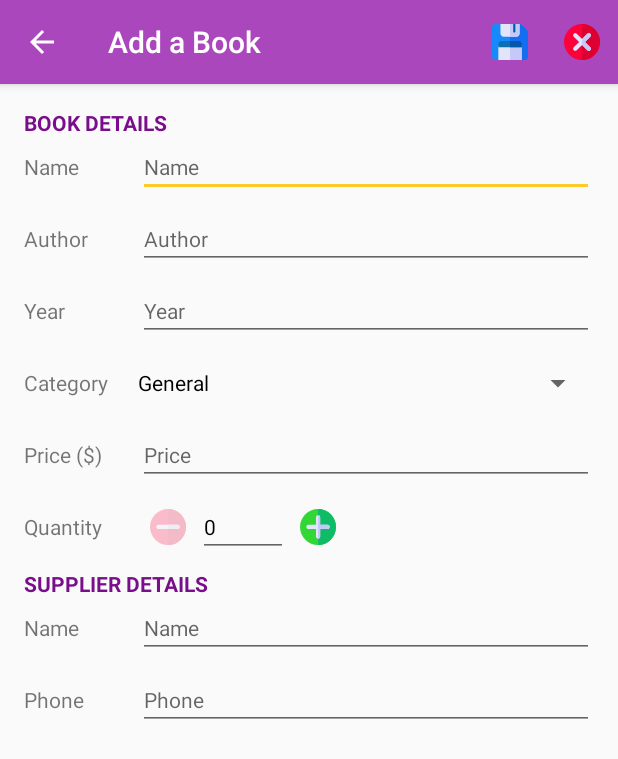
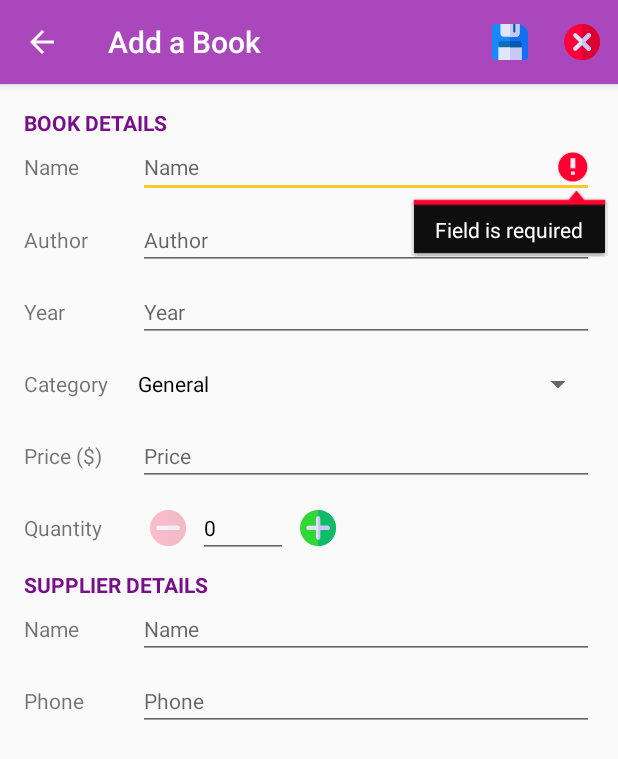
Before and after one commit to amaliaman/MyBookShop, an Android app: the EditorActivity screen opened directly, with no data from a screen before it, after a tap on "Save", on a phone screen of 412 x 824 dp. Shown: the top 759 px of the screen. Run offline under Robolectric (Android 15) with nearby library versions, the phone set to English and light mode, and no system bars.

Commit message:
Add form validation in Editor activity

```diff
--- a/app/src/main/java/com/example/ami/mybookshop/EditorActivity.java
+++ b/app/src/main/java/com/example/ami/mybookshop/EditorActivity.java
@@ -80,7 +80,9 @@ public class EditorActivity extends AppCompatActivity implements LoaderManager.L
      * Track changes to controls
      */
     private boolean mBookHasChanged = false;
-
+    /**
+     * Quantity field to track if legal value
+     */
     private int mQuantity;
 
     @Override
@@ -144,10 +146,6 @@ public class EditorActivity extends AppCompatActivity implements LoaderManager.L
             case MODE_EDIT:
                 title = getString(R.string.edit_book);
                 getLoaderManager().initLoader(EXISTING_BOOK_LOADER, null, this);
-                if (mQuantity == 0) {
-                    mMinusButton.setEnabled(false);
-                    mMinusButton.setAlpha(Constants.DISABLED_ALPHA);
-                }
                 break;
 
             // insert new book
@@ -286,6 +284,11 @@ public class EditorActivity extends AppCompatActivity implements LoaderManager.L
             mSupplierPhoneEditText.setText(data.getString(data.getColumnIndex(BookEntry.COLUMN_BOOK_SUPPLIER_PHONE)));
 
             mQuantity = data.getInt(data.getColumnIndex(BookEntry.COLUMN_BOOK_QUANTITY));
+        }
+
+        if (mEditorMode == MODE_EDIT && mQuantity == 0) {
+            mMinusButton.setEnabled(false);
+            mMinusButton.setAlpha(Constants.DISABLED_ALPHA);
         }
     }
 
@@ -505,13 +508,25 @@ public class EditorActivity extends AppCompatActivity implements LoaderManager.L
     }
 
     private boolean saveBook() {
-        // Retrieve values from controls
+        // Retrieve values from controls and validate
         String nameValue = mNameEditText.getText().toString().trim();
+        if (TextUtils.isEmpty(nameValue)) {
+            mNameEditText.setError(getString(R.string.required_message));
+            return false;
+        }
+
         String authorValue = mAuthorEditText.getText().toString().trim();
+        if (TextUtils.isEmpty(authorValue)) {
+            mAuthorEditText.setError(getString(R.string.required_message));
+            return false;
+        }
 
         int yearValue = 0;
         String yearRaw = mYearEditText.getText().toString().trim();
-        if (!TextUtils.isEmpty(yearRaw)) {
+        if (TextUtils.isEmpty(yearRaw)) {
+            mYearEditText.setError(getString(R.string.required_message));
+            return false;
+        } else {
             yearValue = Integer.parseInt(yearRaw);
         }
 
@@ -519,29 +534,34 @@ public class EditorActivity extends AppCompatActivity implements LoaderManager.L
 
         double priceValue = 0;
         String priceRaw = mPriceEditText.getText().toString().trim();
-        if (!TextUtils.isEmpty(priceRaw)) {
+        if (TextUtils.isEmpty(priceRaw)) {
+            mPriceEditText.setError(getString(R.string.required_message));
+            return false;
+        } else {
             priceValue = Double.parseDouble(priceRaw);
         }
 
         int quantityValue = 0;
         String quantityRaw = mQuantityEditText.getText().toString().trim();
-        if (!TextUtils.isEmpty(quantityRaw)) {
+        if (TextUtils.isEmpty(quantityRaw)) {
+            mQuantityEditText.setError(getString(R.string.required_message));
+            return false;
+        } else {
             quantityValue = Integer.parseInt(quantityRaw);
         }
 
         String supplierNameValue = mSupplierNameEditText.getText().toString().trim();
-        String supplierPhoneValue = mSupplierPhoneEditText.getText().toString().trim();
-
-        // Check that all fields are filled
-        boolean isBookValid = true;
-        if (TextUtils.isEmpty(nameValue) && TextUtils.isEmpty(authorValue) &&
-                yearValue == 0 && categoryValue == BookEntry.CATEGORY_GENERAL &&
-                priceValue == 0 && quantityValue == 0 &&
-                TextUtils.isEmpty(supplierNameValue) && TextUtils.isEmpty(supplierPhoneValue)) {
-            isBookValid = false;
+        if (TextUtils.isEmpty(supplierNameValue)) {
+            mSupplierNameEditText.setError(getString(R.string.required_message));
+            return false;
         }
 
-        if (isBookValid) {
+        String supplierPhoneValue = mSupplierPhoneEditText.getText().toString().trim();
+        if (TextUtils.isEmpty(supplierPhoneValue)) {
+            mSupplierPhoneEditText.setError(getString(R.string.required_message));
+            return false;
+        }
+
         // Create a new map of values, where column names are the keys
         ContentValues values = new ContentValues();
         values.put(BookEntry.COLUMN_BOOK_NAME, nameValue);
@@ -576,9 +596,5 @@ public class EditorActivity extends AppCompatActivity implements LoaderManager.L
         }
         Toast.makeText(this, getResources().getString(messageId), Toast.LENGTH_SHORT).show();
         return true;
-        } else {
-            Toast.makeText(this, R.string.fill_fields, Toast.LENGTH_SHORT).show();
-            return false;
     }
 }
-}
--- a/app/src/main/java/com/example/ami/mybookshop/data/BookProvider.java
+++ b/app/src/main/java/com/example/ami/mybookshop/data/BookProvider.java
@@ -12,7 +12,7 @@ import android.support.annotation.Nullable;
 import android.text.TextUtils;
 import android.util.Log;
 
-import com.example.ami.mybookshop.data.BookContract.*;
+import com.example.ami.mybookshop.data.BookContract.BookEntry;
 
 public class BookProvider extends ContentProvider {
     /**
--- a/app/src/main/res/layout/activity_catalog.xml
+++ b/app/src/main/res/layout/activity_catalog.xml
@@ -34,7 +34,7 @@
             android:layout_below="@id/empty_image"
             android:layout_centerHorizontal="true"
             android:fontFamily="sans-serif-medium"
-            android:paddingTop="16dp"
+            android:paddingTop="@dimen/activity_margin"
             android:text="@string/empty_view_title_text"
             android:textAppearance="?android:textAppearanceMedium" />
 
@@ -45,7 +45,7 @@
             android:layout_below="@+id/empty_title_text"
             android:layout_centerHorizontal="true"
             android:fontFamily="sans-serif"
-            android:paddingTop="8dp"
+            android:paddingTop="@dimen/default_padding"
             android:text="@string/empty_view_subtitle_text"
             android:textAppearance="?android:textAppearanceSmall"
             android:textColor="#A2AAB0" />
--- a/app/src/main/res/layout/activity_editor.xml
+++ b/app/src/main/res/layout/activity_editor.xml
@@ -62,14 +62,14 @@
 
             <TextView
                 style="@style/EditorLabelStyle"
-                android:layout_marginTop="8dp"
+                android:layout_marginTop="@dimen/default_padding"
                 android:text="@string/label_category" />
 
             <Spinner
                 android:id="@+id/category"
                 style="@style/EditorFieldStyle"
-                android:layout_marginBottom="8dp"
-                android:layout_marginTop="8dp"
+                android:layout_marginBottom="@dimen/default_padding"
+                android:layout_marginTop="@dimen/default_padding"
                 android:spinnerMode="dropdown" />
         </LinearLayout>
 
@@ -91,7 +91,7 @@
 
             <TextView
                 style="@style/EditorLabelStyle"
-                android:layout_marginTop="10dp"
+                android:layout_marginTop="@dimen/category_label_margin"
                 android:text="@string/label_quantity" />
 
             <LinearLayout style="@style/EditorFieldStyle">
--- a/app/src/main/res/layout/list_item.xml
+++ b/app/src/main/res/layout/list_item.xml
@@ -32,13 +32,13 @@
             android:id="@+id/price"
             android:layout_width="wrap_content"
             android:layout_height="wrap_content"
-            android:paddingEnd="8dp"
+            android:paddingEnd="@dimen/default_padding"
             tools:text="$3.5" />
 
         <TextView
             android:layout_width="wrap_content"
             android:layout_height="wrap_content"
-            android:paddingEnd="8dp"
+            android:paddingEnd="@dimen/default_padding"
             android:text="@string/quantity_label" />
 
         <TextView
--- a/app/src/main/res/values/dimens.xml
+++ b/app/src/main/res/values/dimens.xml
@@ -8,4 +8,6 @@
 
     <dimen name="quantity_button">36dp</dimen>
     <dimen name="activity_button">8dp</dimen>
+    <dimen name="default_padding">8dp</dimen>
+    <dimen name="category_label_margin">10dp</dimen>
 </resources>
--- a/app/src/main/res/values/strings.xml
+++ b/app/src/main/res/values/strings.xml
@@ -96,4 +96,5 @@
     <string name="error_edit">Error updating book</string>
     <string name="editor_delete_book_successful_all">All books deleted</string>
     <string name="editor_delete_book_failed_all">Error deleting all books</string>
+    <string name="required_message">Field is required</string>
 </resources>
```
Lines whose indentation alone changed are shown as unchanged.
